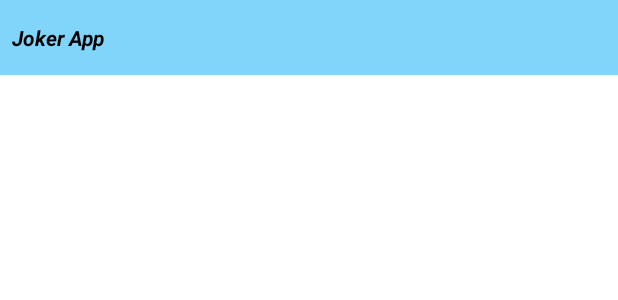
After one commit to AlexSF11/joker, an Android app: the layout item_category.xml on its own in the app's theme, with its tools: preview values and no code run, on a phone screen of 412 x 824 dp. The commit adds this screen. Shown: the top 300 px of the screen. Run offline under Robolectric (Android 15) with nearby library versions, the phone set to English and light mode, and no system bars.

Commit message:
Biblioteca 1: Criando Listas Com Menos Códigos

```diff
--- a/app/build.gradle
+++ b/app/build.gradle
@@ -43,6 +43,8 @@ dependencies {
     implementation 'androidx.navigation:navigation-fragment-ktx:2.3.5'
     implementation 'androidx.navigation:navigation-ui-ktx:2.3.5'
 
+    implementation 'com.github.lisawray.groupie:groupie:2.9.0'
+
     testImplementation 'junit:junit:4.+'
     androidTestImplementation 'androidx.test.ext:junit:1.1.3'
     androidTestImplementation 'androidx.test.espresso:espresso-core:3.4.0'
--- /dev/null
+++ b/app/src/main/java/co/tiagoaguiar/tutorial/jokerappdev/model/Category.kt
@@ -0,0 +1,6 @@
+package co.tiagoaguiar.tutorial.jokerappdev.model
+
+data class Category(
+    val name: String,
+    val bgColor: Long
+)
--- /dev/null
+++ b/app/src/main/res/layout/item_category.xml
@@ -0,0 +1,19 @@
+<?xml version="1.0" encoding="utf-8"?>
+<LinearLayout xmlns:android="http://schemas.android.com/apk/res/android"
+    xmlns:tools="http://schemas.android.com/tools"
+    android:id="@+id/container_category"
+    android:orientation="vertical"
+    android:gravity="center"
+    android:background="?attr/colorSecondary"
+    android:layout_width="match_parent"
+    android:layout_height="50dp">
+
+    <TextView
+        android:id="@+id/txt_category"
+        tools:text="@string/app_name"
+        android:layout_marginHorizontal="8dp"
+        android:textStyle="bold|italic"
+        android:textColor="@color/black"
+        android:layout_width="match_parent"
+        android:layout_height="wrap_content" />
+</LinearLayout>
--- a/app/src/main/res/navigation/mobile_navigation.xml
+++ b/app/src/main/res/navigation/mobile_navigation.xml
@@ -7,7 +7,7 @@
 
     <fragment
         android:id="@+id/nav_home"
-        android:name="co.tiagoaguiar.tutorial.jokerappdev.HomeFragment"
+        android:name="co.tiagoaguiar.tutorial.jokerappdev.view.HomeFragment"
         android:label="@string/menu_home"
         tools:layout="@layout/fragment_home" />
 
--- a/build.gradle
+++ b/build.gradle
@@ -18,6 +18,7 @@ allprojects {
     repositories {
         google()
         mavenCentral()
+        maven { url "https://jitpack.io" }
     }
 }
 
```
Also changed, not shown: app/src/main/java/co/tiagoaguiar/tutorial/jokerappdev/HomeFragment.kt (deleted, +0 -14 lines), app/src/main/java/co/tiagoaguiar/tutorial/jokerappdev/view/CategoryItem.kt (added, +26 -0 lines), app/src/main/java/co/tiagoaguiar/tutorial/jokerappdev/view/HomeFragment.kt (added, +37 -0 lines), app/src/main/res/layout/fragment_home.xml (+10 -11 lines).
